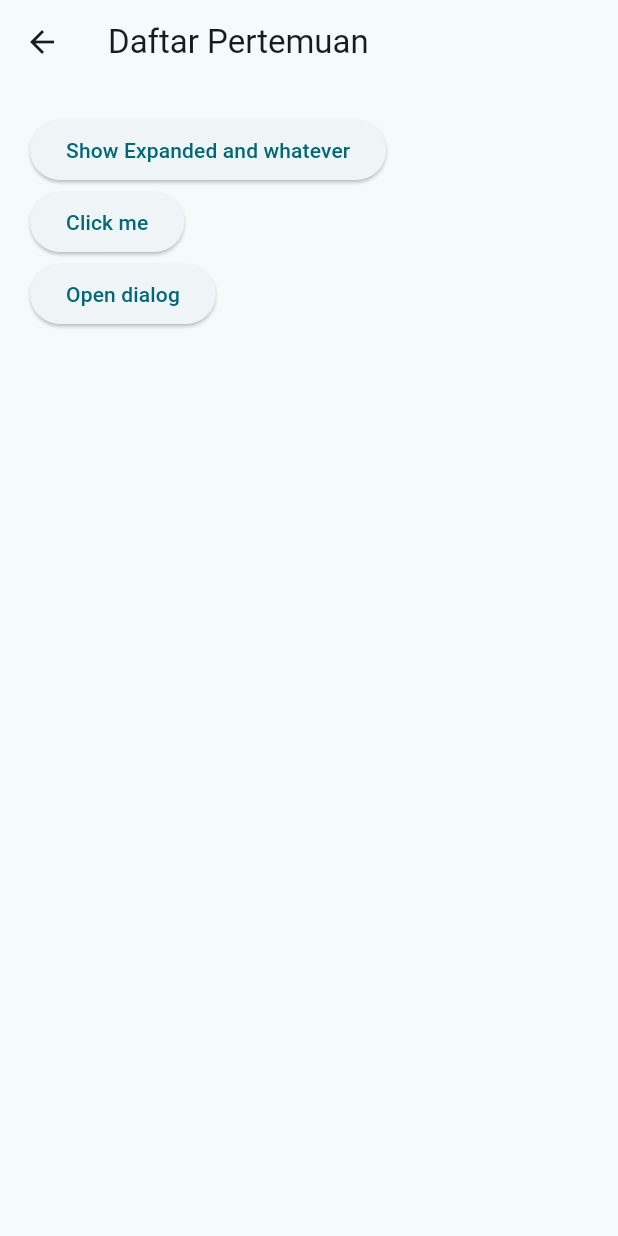
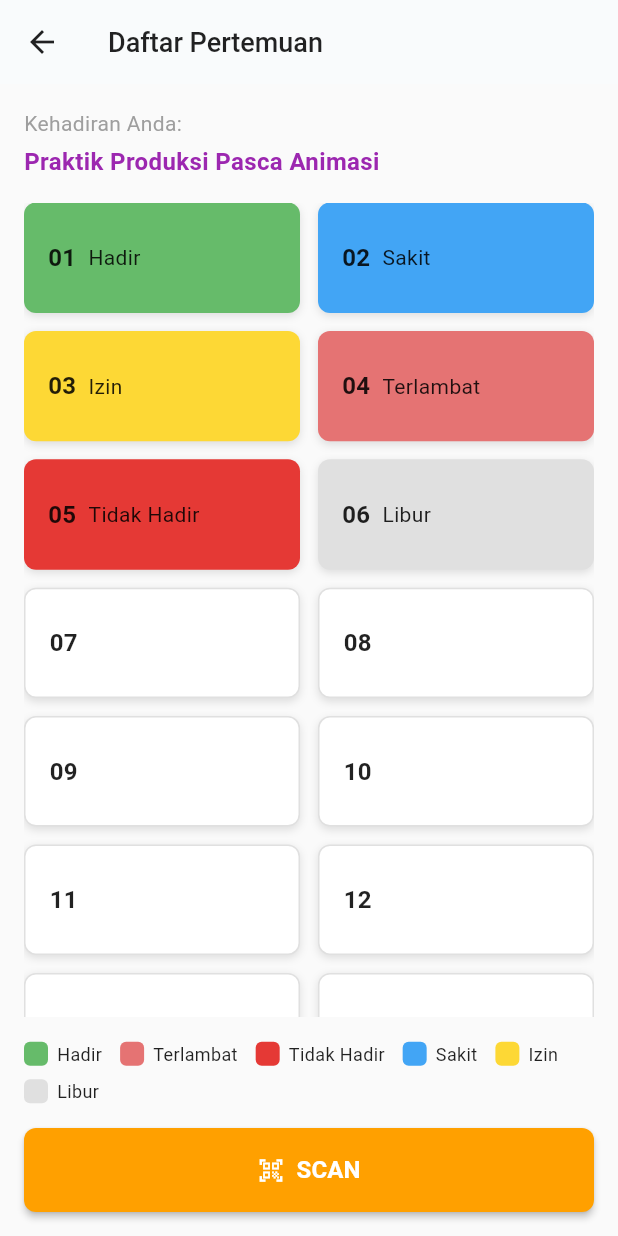
Before and after one commit to Gyzei/presensi-kita, a Flutter app: the screen it shows after launch, after a tap on "Login", after a tap on "Matakuliah", on a phone screen of 412 x 824 dp. Run offline on Flutter 3.47's test engine with Material 3 defaults, Android fonts, the light colour scheme and no system bars; our stand-ins replace shared_preferences; Roboto replaces fonts that are missing (Monstserrat).

Commit message:
Initial daftarPertemuanPage

```diff
--- a/lib/views/pages/daftar_pertemuan_page.dart
+++ b/lib/views/pages/daftar_pertemuan_page.dart
@@ -1,82 +1,227 @@
 import 'package:flutter/material.dart';
-import 'package:presensi_kita/views/pages/expanded_flexible_page.dart';
 
-class DaftarPertemuanPage extends StatefulWidget {
-  const DaftarPertemuanPage({super.key, required this.title});
+class DaftarPertemuanPage extends StatelessWidget {
+  const DaftarPertemuanPage({super.key});
 
-  final String title;
+  // Fungsi untuk mendapatkan warna berdasarkan status
+  Color _getStatusColor(String status) {
+    switch (status) {
+      case 'Hadir':
+        return Colors.green[400]!;
+      case 'Sakit':
+        return Colors.blue[400]!;
+      case 'Izin':
+        return Colors.yellow[600]!;
+      case 'Terlambat':
+        return Colors.red[300]!;
+      case 'Tidak Hadir':
+        return Colors.red[600]!;
+      case 'Libur':
+        return Colors.grey[300]!;
+      default:
+        return Colors.white;
+    }
+  }
 
   @override
-  State<DaftarPertemuanPage> createState() => _DaftarPertemuanPageState();
-}
+  Widget build(BuildContext context) {
+    // Data hanya berisi status, nomor digenerate otomatis dari 01-16
+    final statusList = [
+      'Hadir',
+      'Sakit',
+      'Izin',
+      'Terlambat',
+      'Tidak Hadir',
+      'Libur',
+      '',
+      '',
+      '',
+      '',
+      '',
+      '',
+      '',
+      '',
+      '',
+      '',
+    ];
 
-class _DaftarPertemuanPageState extends State<DaftarPertemuanPage> {
-  @override
-  Widget build(BuildContext context) {
     return Scaffold(
+      backgroundColor: Colors.grey[50],
       appBar: AppBar(
-        title: Text(widget.title),
-        leading: BackButton(
-          onPressed: () {
-            Navigator.pop(context);
+        backgroundColor: Colors.white,
+        elevation: 0.5,
+        leading: IconButton(
+          icon: const Icon(Icons.arrow_back, color: Colors.black87),
+          onPressed: () => Navigator.pop(context),
+        ),
+        title: const Text(
+          'Daftar Pertemuan',
+          style: TextStyle(
+            color: Colors.black87,
+            fontSize: 18,
+            fontWeight: FontWeight.w500,
+          ),
+        ),
+      ),
+      body: SafeArea(
+        child: Padding(
+          padding: const EdgeInsets.all(16.0),
+          child: Column(
+            crossAxisAlignment: CrossAxisAlignment.start,
+            children: [
+              // Title Section
+              const Text(
+                'Kehadiran Anda:',
+                style: TextStyle(color: Colors.grey, fontSize: 14),
+              ),
+              const SizedBox(height: 4),
+              const Text(
+                'Praktik Produksi Pasca Animasi',
+                style: TextStyle(
+                  color: Colors.purple,
+                  fontSize: 16,
+                  fontWeight: FontWeight.w600,
+                ),
+              ),
+              const SizedBox(height: 16),
+
+              // Attendance Grid
+              Expanded(
+                child: GridView.builder(
+                  gridDelegate: const SliverGridDelegateWithFixedCrossAxisCount(
+                    crossAxisCount: 2,
+                    childAspectRatio: 2.5,
+                    crossAxisSpacing: 12,
+                    mainAxisSpacing: 12,
+                  ),
+                  itemCount: 16,
+                  itemBuilder: (context, index) {
+                    final status = statusList[index];
+                    final statusColor = _getStatusColor(status);
+                    final number = (index + 1).toString().padLeft(2, '0');
+
+                    return Container(
+                      decoration: BoxDecoration(
+                        color: statusColor,
+                        borderRadius: BorderRadius.circular(8),
+                        border: status.isEmpty
+                            ? Border.all(color: Colors.grey[300]!)
+                            : null,
+                        boxShadow: [
+                          BoxShadow(
+                            color: const Color.fromARGB(29, 0, 0, 0),
+                            blurRadius: 4,
+                            offset: const Offset(0, 2),
+                          ),
+                        ],
+                      ),
+                      padding: const EdgeInsets.symmetric(
+                        horizontal: 16,
+                        vertical: 12,
+                      ),
+                      child: Row(
+                        children: [
+                          Text(
+                            number,
+                            style: const TextStyle(
+                              fontSize: 16,
+                              fontWeight: FontWeight.bold,
+                              color: Colors.black87,
+                            ),
+                          ),
+                          if (status.isNotEmpty) ...[
+                            const SizedBox(width: 8),
+                            Expanded(
+                              child: Text(
+                                status,
+                                style: const TextStyle(
+                                  fontSize: 14,
+                                  color: Colors.black87,
+                                ),
+                              ),
+                            ),
+                          ],
+                        ],
+                      ),
+                    );
                   },
                 ),
               ),
-      body: Padding(
-        padding: const EdgeInsets.all(20.0),
-        child: Column(
-          crossAxisAlignment: CrossAxisAlignment.start,
+
+              const SizedBox(height: 16),
+
+              // Legend
+              Wrap(
+                spacing: 12,
+                runSpacing: 8,
                 children: [
-            ElevatedButton(
+                  _buildLegendItem('Hadir', Colors.green[400]!),
+                  _buildLegendItem('Terlambat', Colors.red[300]!),
+                  _buildLegendItem('Tidak Hadir', Colors.red[600]!),
+                  _buildLegendItem('Sakit', Colors.blue[400]!),
+                  _buildLegendItem('Izin', Colors.yellow[600]!),
+                  _buildLegendItem('Libur', Colors.grey[300]!),
+                ],
+              ),
+              const SizedBox(height: 16),
+
+              // Scan Button
+              SizedBox(
+                width: double.infinity,
+                height: 56,
+                child: ElevatedButton(
                   onPressed: () {
-                Navigator.push(
-                  context,
-                  MaterialPageRoute(
-                    builder: (context) {
-                      return ExpandedFlexiblePage();
+                    // Handle scan action
                   },
+                  style: ElevatedButton.styleFrom(
+                    backgroundColor: Colors.amber[700],
+                    shape: RoundedRectangleBorder(
+                      borderRadius: BorderRadius.circular(8),
                     ),
-                );
-              },
-              child: Text('Show Expanded and whatever'),
+                    elevation: 2,
                   ),
-            ElevatedButton(
-              onPressed: () {
-                ScaffoldMessenger.of(context).showSnackBar(
-                  SnackBar(
-                    content: Text('Test SnackBar'),
-                    behavior: SnackBarBehavior.floating,
-                    duration: Duration(seconds: 1),
+                  child: Row(
+                    mainAxisAlignment: MainAxisAlignment.center,
+                    children: const [
+                      Icon(Icons.qr_code_scanner, color: Colors.white),
+                      SizedBox(width: 8),
+                      Text(
+                        'SCAN',
+                        style: TextStyle(
+                          fontSize: 16,
+                          fontWeight: FontWeight.bold,
+                          color: Colors.white,
                         ),
-                );
-              },
-              child: Text('Click me'),
-            ),
-            ElevatedButton(
-              onPressed: () {
-                showDialog(
-                  context: context,
-                  builder: (context) {
-                    return AlertDialog(
-                      title: Text('Alert Title'),
-                      content: Text('Lorem ipsum'),
-                      actions: [
-                        FilledButton(
-                          onPressed: () {
-                            Navigator.pop(context);
-                          },
-                          child: Text('Close'),
-                        ),
-                      ],
-                    );
-                  },
-                );
-              },
-              child: Text('Open dialog'),
                       ),
                     ],
                   ),
                 ),
+              ),
+            ],
+          ),
+        ),
+      ),
+    );
+  }
+
+  Widget _buildLegendItem(String label, Color color) {
+    return Row(
+      mainAxisSize: MainAxisSize.min,
+      children: [
+        Container(
+          width: 16,
+          height: 16,
+          decoration: BoxDecoration(
+            color: color,
+            borderRadius: BorderRadius.circular(4),
+          ),
+        ),
+        const SizedBox(width: 6),
+        Text(
+          label,
+          style: const TextStyle(fontSize: 12, color: Colors.black87),
+        ),
+      ],
     );
   }
 }
--- a/lib/views/widgets/mk_widget.dart
+++ b/lib/views/widgets/mk_widget.dart
@@ -20,7 +20,8 @@ class MKWidget extends StatelessWidget {
             context,
             MaterialPageRoute(
               builder: (context) {
-                return DaftarPertemuanPage(title: 'Daftar Pertemuan');
+                // return DaftarPertemuanPage(namaMK: 'Matakuliah');
+                return DaftarPertemuanPage();
               },
             ),
           );
```
Lines whose indentation alone changed are shown as unchanged.
